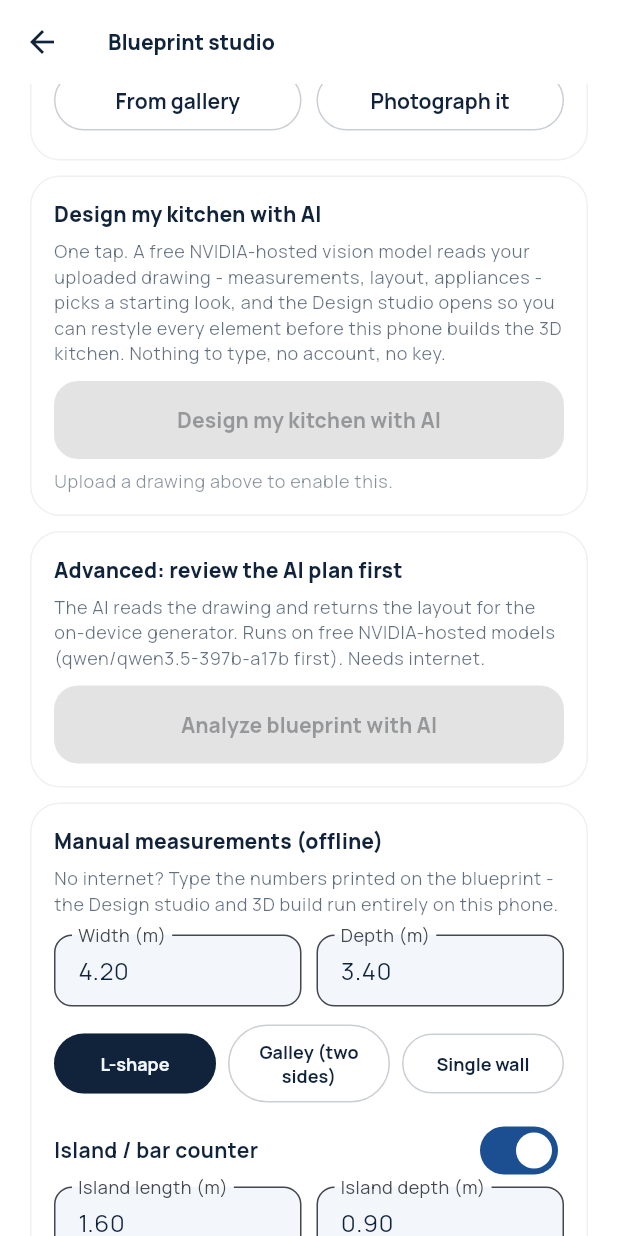
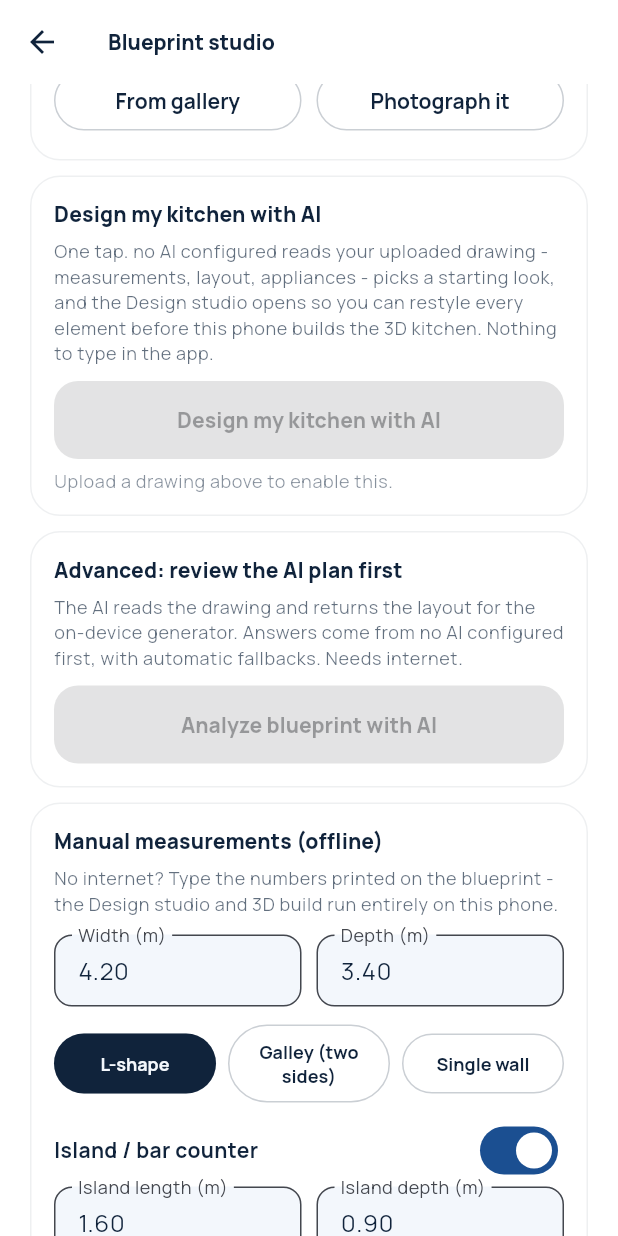
Before and after one commit to osusjr/Baytak-AR, a Flutter app: the BlueprintScreen screen opened directly, scrolled down 576 dp, on a phone screen of 412 x 824 dp. Run offline on Flutter 3.47's test engine with Material 3 defaults, Android fonts, the phone set to English and light mode, and no system bars; our stand-ins replace camera, google_fonts, image_picker, shared_preferences; missing offline and left inert: model_viewer_plus; accounts and stored records are empty.

Commit message:
Prototype v1 (build 22): the app now shows WHICH AI answered
Field feedback: with an OpenAI key configured, screens still read
"free NVIDIA AI" - those captions were static v17 text, so there was no
way to tell whether the paid model was actually being used.

- ai_client: aiProviderLabel() resolves the head of the candidate chain
  ("GPT-5.6 Sol (OpenAI, paid)" / "qwen3.5-397b-a17b (NVIDIA, free)"),
  and aiLastAnsweredBy records the model that served the last successful
  answer.
- Blueprint studio: captions and the one-tap progress stage show the
  resolved provider; the post-analysis snackbars append
  "answered by <model>" - a live receipt that the paid key worked
  (matches the platform.openai.com/usage line).
- Room designer: same dynamic caption.

flutter analyze clean, 20/20 tests pass.

```diff
--- a/flutter_app/lib/screens/blueprint_screen.dart
+++ b/flutter_app/lib/screens/blueprint_screen.dart
@@ -33,6 +33,7 @@ class _BlueprintScreenState extends State<BlueprintScreen> {
   String? _stage;
 
   bool? _aiReady; // null = still checking
+  String _provider = 'AI'; // resolved provider label, e.g. GPT-5.6 Sol
   bool _analyzing = false;
   LayoutPlan? _aiPlan;
 
@@ -62,6 +63,7 @@ class _BlueprintScreenState extends State<BlueprintScreen> {
     final prefs = await SharedPreferences.getInstance();
     final p = prefs.getString('blueprint_path');
     final ready = await aiConfigured();
+    final provider = await aiProviderLabel();
     if (!mounted) return;
     setState(() {
       if (p != null && File(p).existsSync()) {
@@ -69,6 +71,7 @@ class _BlueprintScreenState extends State<BlueprintScreen> {
         _useUpload = true;
       }
       _aiReady = ready;
+      _provider = provider;
     });
   }
 
@@ -130,12 +133,14 @@ class _BlueprintScreenState extends State<BlueprintScreen> {
       final plan = await analyzeBlueprint(File(_uploadedPath!));
       if (!mounted) return;
       setState(() => _aiPlan = plan);
+      final by = aiLastAnsweredBy;
       ScaffoldMessenger.of(context)
         ..hideCurrentSnackBar()
         ..showSnackBar(SnackBar(
             content: Text(
-                'AI read ${plan.runs.length} run(s) - review, then open '
-                'the studio')));
+                'AI read ${plan.runs.length} run(s)'
+                '${by == null ? '' : ' - answered by $by'} - review, '
+                'then open the studio')));
     } catch (e) {
       if (!mounted) return;
       _showError('Analysis failed', e);
@@ -146,8 +151,8 @@ class _BlueprintScreenState extends State<BlueprintScreen> {
 
   Future<void> _designOneTap() async {
     if (_uploadedPath == null) return;
-    const stages = [
-      'Reading the drawing (free NVIDIA AI)...',
+    final stages = [
+      'Reading the drawing ($_provider)...',
       'Choosing layout & finish...',
       'Opening the design studio...',
     ];
@@ -173,11 +178,13 @@ class _BlueprintScreenState extends State<BlueprintScreen> {
         _stage = null;
         _aiPlan = p;
       });
+      final by = aiLastAnsweredBy;
       ScaffoldMessenger.of(context)
         ..hideCurrentSnackBar()
         ..showSnackBar(SnackBar(
             content: Text('AI chose a ${KitchenDesign.presetLabels[p.palette] ?? p.palette} '
-                'look - now make it yours')));
+                'look${by == null ? '' : ' (answered by $by)'} - '
+                'now make it yours')));
       _openStudio(p, 'the AI reading of your blueprint');
     } catch (e) {
       if (!mounted) return;
@@ -438,11 +445,11 @@ class _BlueprintScreenState extends State<BlueprintScreen> {
               style: text.titleSmall?.copyWith(fontWeight: FontWeight.w800)),
           const SizedBox(height: 6),
           Text(
-            'One tap. A free NVIDIA-hosted vision model reads your uploaded '
-            'drawing - measurements, layout, appliances - picks a starting '
-            'look, and the Design studio opens so you can restyle every '
-            'element before this phone builds the 3D kitchen. Nothing to '
-            'type, no account, no key.',
+            'One tap. $_provider reads your uploaded drawing - '
+            'measurements, layout, appliances - picks a starting look, and '
+            'the Design studio opens so you can restyle every element '
+            'before this phone builds the 3D kitchen. Nothing to type in '
+            'the app.',
             style: text.bodySmall?.copyWith(
                 color: Baytak.ink.withValues(alpha: 0.65), height: 1.45),
           ),
@@ -498,8 +505,8 @@ class _BlueprintScreenState extends State<BlueprintScreen> {
           const SizedBox(height: 6),
           Text(
             'The AI reads the drawing and returns the layout for the '
-            'on-device generator. Runs on free NVIDIA-hosted models '
-            '(${aiVisionModels.first} first). Needs internet.',
+            'on-device generator. Answers come from $_provider first, '
+            'with automatic fallbacks. Needs internet.',
             style: text.bodySmall?.copyWith(
                 color: Baytak.ink.withValues(alpha: 0.65), height: 1.4),
           ),
--- a/flutter_app/lib/screens/room_designer_screen.dart
+++ b/flutter_app/lib/screens/room_designer_screen.dart
@@ -33,6 +33,7 @@ class _RoomDesignerScreenState extends State<RoomDesignerScreen> {
   bool _analyzing = false;
   RoomAnalysis? _result;
   bool? _aiReady; // null = still checking
+  String _provider = 'AI'; // resolved provider label
   bool _building = false;
   String? _buildStage;
 
@@ -48,10 +49,12 @@ class _RoomDesignerScreenState extends State<RoomDesignerScreen> {
     final prefs = await SharedPreferences.getInstance();
     final p = prefs.getString('room_photo');
     final ready = await aiConfigured();
+    final provider = await aiProviderLabel();
     if (!mounted) return;
     setState(() {
       if (p != null && File(p).existsSync()) _photoPath = p;
       _aiReady = ready;
+      _provider = provider;
     });
   }
 
@@ -280,8 +283,9 @@ class _RoomDesignerScreenState extends State<RoomDesignerScreen> {
           Text(
             _aiReady == false
                 ? aiNotConfiguredMessage
-                : 'Runs on free NVIDIA-hosted vision models - nothing to '
-                    'set up in the app. Needs internet.',
+                : 'Answers come from $_provider first, with automatic '
+                    'fallbacks - nothing to set up in the app. '
+                    'Needs internet.',
             style: text.bodySmall?.copyWith(
                 color: Baytak.ink.withValues(alpha: 0.65), height: 1.4),
           ),
--- a/flutter_app/lib/theme.dart
+++ b/flutter_app/lib/theme.dart
@@ -7,7 +7,7 @@ const kVersionLabel = 'PROTOTYPE v1';
 /// Internal build counter - bump EVERY change round. The RENDER OK strips
 /// show it so stale builds on the test phone are still detectable now that
 /// the marketing label stays fixed.
-const kBuildNumber = 21;
+const kBuildNumber = 22;
 
 /// Diagnostic stamp for the per-screen "RENDER OK" strips.
 const kBuildStamp = '$kVersionLabel (b$kBuildNumber)';
```
Also changed, not shown: flutter_app/lib/services/ai_client.dart (+31 -0 lines), 1 other file.
